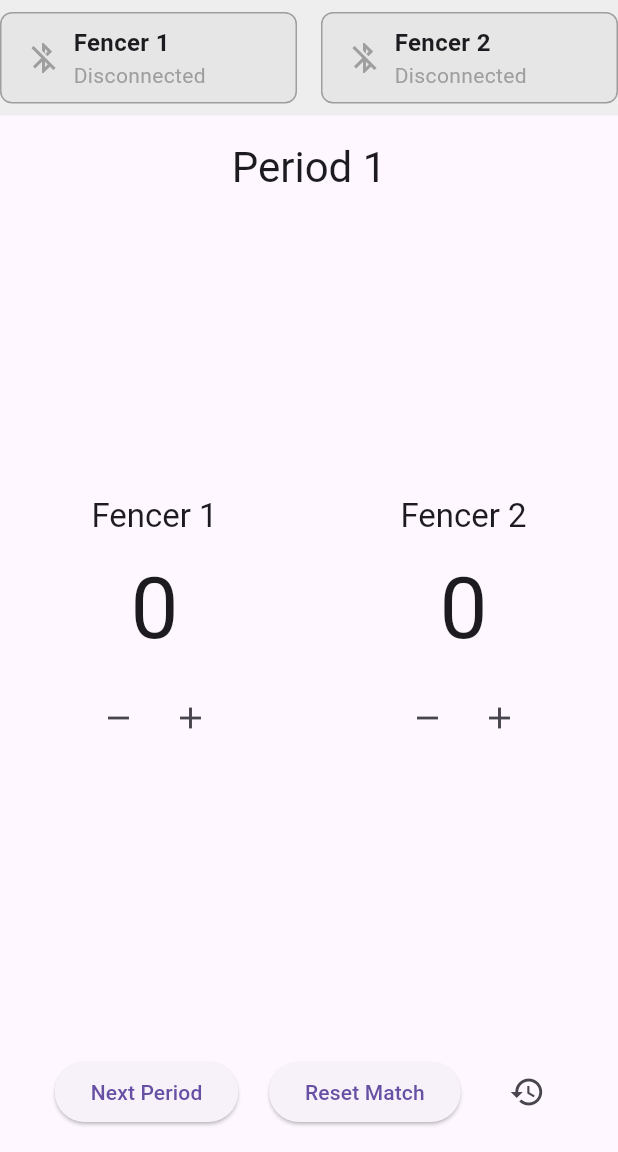
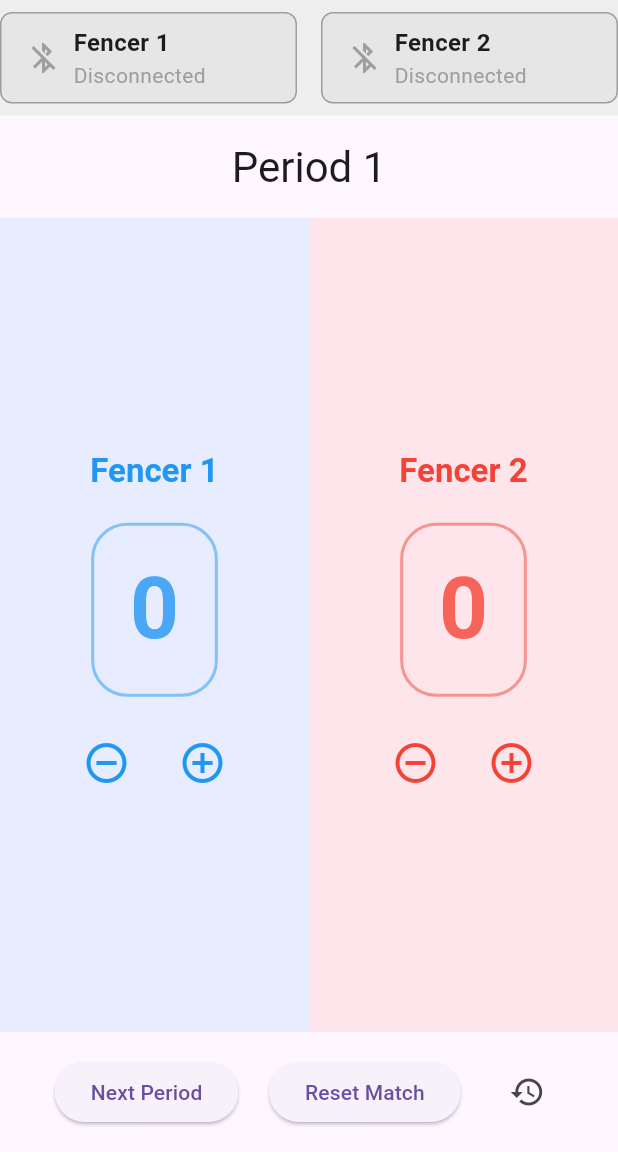
Before and after one commit to wfreyer/fencing-referee, a Flutter app: the screen it shows after launch, on a phone screen of 412 x 824 dp, the part 84-1236 px from its top. Run offline on Flutter 3.47's test engine with Material 3 defaults, Android fonts, the phone set to English and light mode, and no system bars; our stand-ins replace flutter_blue_plus, permission_handler.

Commit message:
UI split for fencers, color themes, editable names, and updated ScoreDisplay tests

```diff
--- a/lib/widgets/score_display.dart
+++ b/lib/widgets/score_display.dart
@@ -22,43 +22,65 @@ class ScoreDisplay extends StatelessWidget {
 
   @override
   Widget build(BuildContext context) {
-    return Column(
+    final isFencer1 = fencer == 1;
+    final color = isFencer1 ? Colors.blue : Colors.red;
+    final backgroundColor = isFencer1
+        ? Colors.blue.withOpacity(0.1)
+        : Colors.red.withOpacity(0.1);
+
+    return Container(
+      color: backgroundColor,
+      child: Column(
         mainAxisAlignment: MainAxisAlignment.center,
         children: [
           GestureDetector(
             onTap: onNameTap,
             child: Text(
               name,
-            style: Theme.of(context).textTheme.titleLarge,
+              style: Theme.of(context).textTheme.titleLarge?.copyWith(
+                color: color,
+                fontWeight: FontWeight.bold,
               ),
             ),
+          ),
+          const SizedBox(height: 20),
           Container(
-          padding: const EdgeInsets.all(16),
+            padding: const EdgeInsets.all(24),
             decoration: BoxDecoration(
-            color: isHit ? Colors.red.withOpacity(0.3) : Colors.transparent,
-            borderRadius: BorderRadius.circular(16),
+              color: isHit ? color.withOpacity(0.3) : Colors.transparent,
+              borderRadius: BorderRadius.circular(24),
+              border: Border.all(
+                color: color.withOpacity(0.5),
+                width: 2,
+              ),
             ),
             child: Text(
               '$score',
               style: Theme.of(context).textTheme.displayLarge?.copyWith(
-              color: isHit ? Colors.red : null,
+                color: isHit ? color : color.withOpacity(0.8),
+                fontWeight: FontWeight.bold,
               ),
             ),
           ),
+          const SizedBox(height: 20),
           Row(
             mainAxisAlignment: MainAxisAlignment.center,
             children: [
               IconButton(
                 onPressed: onDecrement,
-              icon: const Icon(Icons.remove),
+                icon: Icon(Icons.remove_circle_outline, color: color),
+                iconSize: 32,
               ),
+              const SizedBox(width: 16),
               IconButton(
                 onPressed: onIncrement,
-              icon: const Icon(Icons.add),
+                icon: Icon(Icons.add_circle_outline, color: color),
+                iconSize: 32,
               ),
             ],
           ),
         ],
+      ),
     );
   }
 }
```
Also changed, not shown: lib/widgets/scoring_page.dart (+84 -20 lines), 1 other file. Lines whose indentation alone changed are shown as unchanged.
